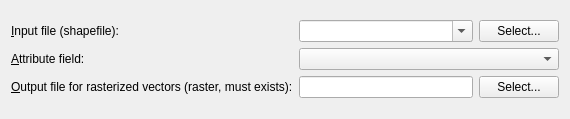
Qt form qgis/python/plugins/GdalTools/tools/widgetRasterize.ui (sourcepole/qgis) before a commit.
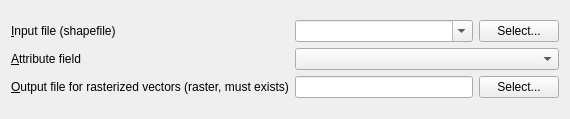
The same form after that commit.

```diff
--- a/qgis/python/plugins/GdalTools/tools/widgetRasterize.ui
+++ b/qgis/python/plugins/GdalTools/tools/widgetRasterize.ui
@@ -25,7 +25,7 @@
      <item row="0" column="0">
       <widget class="QLabel" name="label">
        <property name="text">
-        <string>&amp;Input file (shapefile):</string>
+        <string>&amp;Input file (shapefile)</string>
        </property>
        <property name="buddy">
         <cstring>selectInputFileButton</cstring>
@@ -62,7 +62,7 @@
      <item row="1" column="0">
       <widget class="QLabel" name="label_3">
        <property name="text">
-        <string>&amp;Attribute field:</string>
+        <string>&amp;Attribute field</string>
        </property>
        <property name="buddy">
         <cstring>attributeComboBox</cstring>
@@ -82,7 +82,7 @@
      <item row="2" column="0">
       <widget class="QLabel" name="label_2">
        <property name="text">
-        <string>&amp;Output file for rasterized vectors (raster, must exists):</string>
+        <string>&amp;Output file for rasterized vectors (raster, must exists)</string>
        </property>
        <property name="buddy">
         <cstring>selectOutputFileButton</cstring>
```
